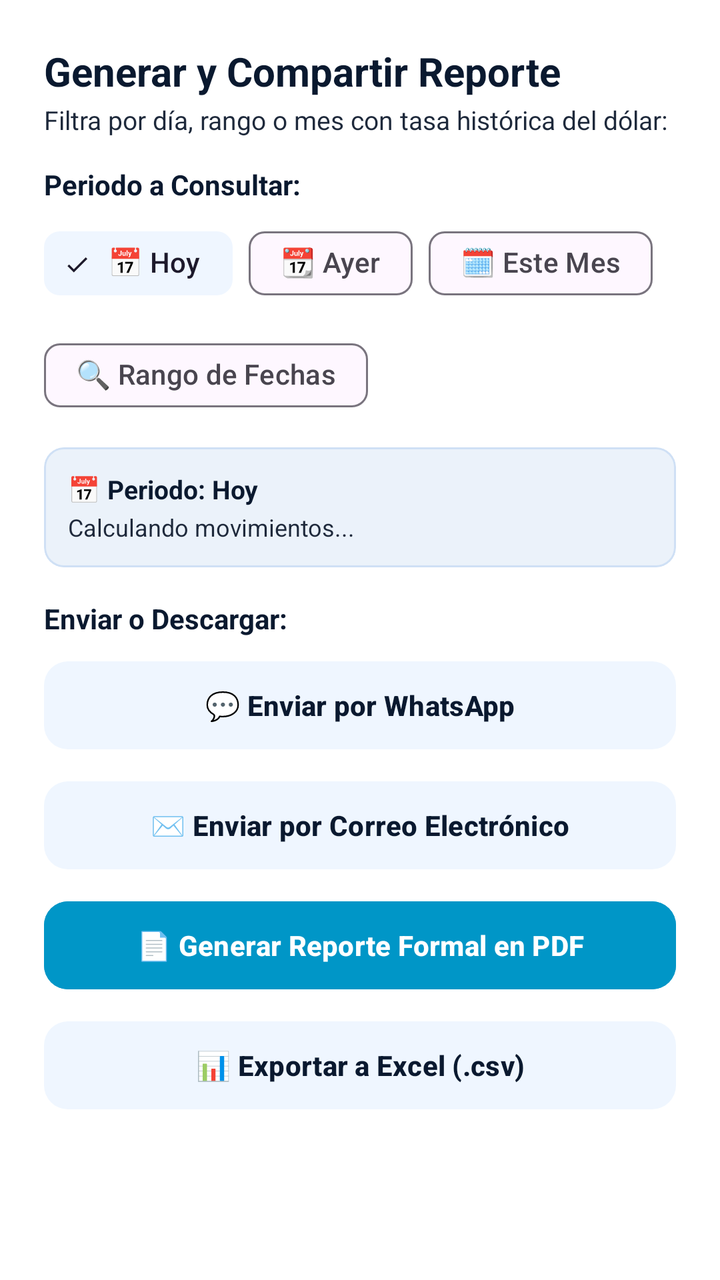
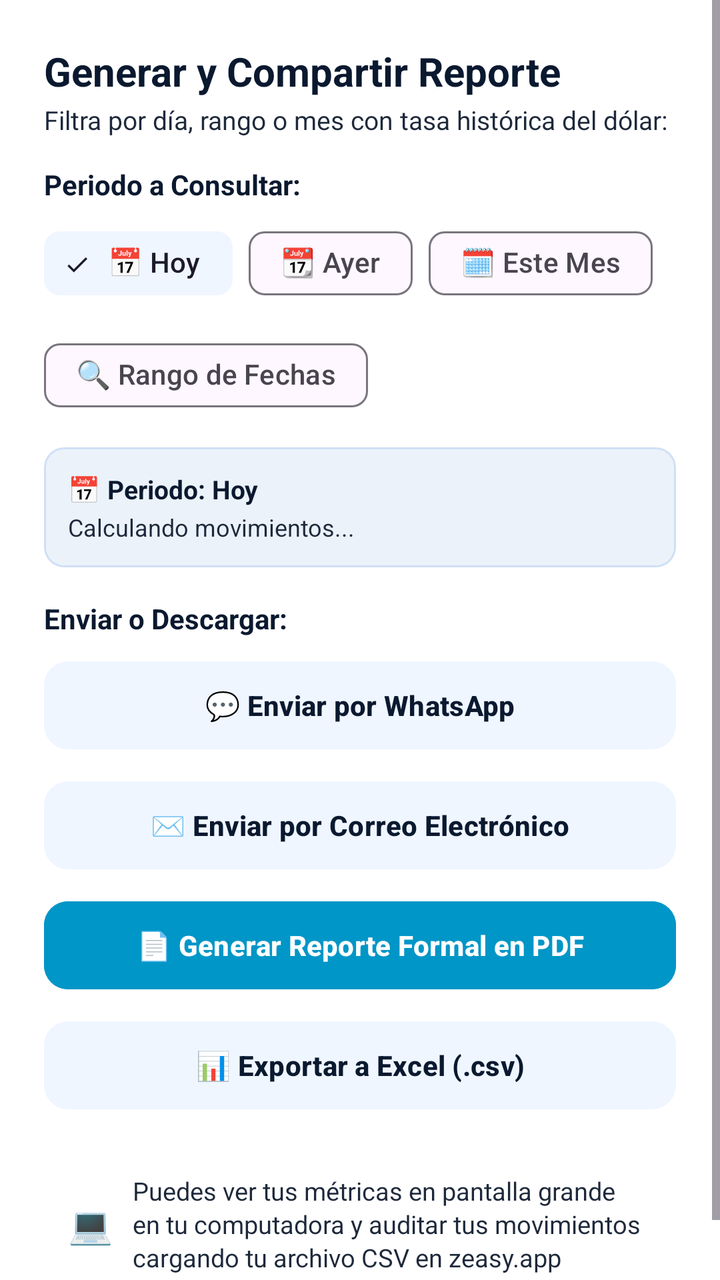

Screens rendered from an Android XML layout before and after an edit, with the pre-edit source and the edit as a unified diff.
<!-- AndroidManifest.xml: application theme Theme.Zeasy -->
<!-- res/layout/dialog_share_report.xml -->
<?xml version="1.0" encoding="utf-8"?>
<ScrollView xmlns:android="http://schemas.android.com/apk/res/android"
    xmlns:app="http://schemas.android.com/apk/res-auto"
    android:layout_width="match_parent"
    android:layout_height="wrap_content"
    android:background="@color/surface">

    <LinearLayout
        android:layout_width="match_parent"
        android:layout_height="wrap_content"
        android:orientation="vertical"
        android:padding="22dp">

        <TextView
            android:layout_width="wrap_content"
            android:layout_height="wrap_content"
            android:text="Generar y Compartir Reporte"
            android:textStyle="bold"
            android:textColor="@color/text_primary"
            android:textSize="20sp" />

        <TextView
            android:layout_width="wrap_content"
            android:layout_height="wrap_content"
            android:layout_marginTop="2dp"
            android:text="Filtra por día, rango o mes con tasa histórica del dólar:"
            android:textColor="@color/text_secondary"
            android:textSize="13sp" />

        
        <TextView
            android:layout_width="wrap_content"
            android:layout_height="wrap_content"
            android:layout_marginTop="14dp"
            android:text="Periodo a Consultar:"
            android:textStyle="bold"
            android:textColor="@color/text_primary"
            android:textSize="14sp" />

        <com.google.android.material.chip.ChipGroup
            android:id="@+id/chipGroupReportPeriod"
            android:layout_width="match_parent"
            android:layout_height="wrap_content"
            android:layout_marginTop="6dp"
            app:singleSelection="true"
            app:selectionRequired="true">

            <com.google.android.material.chip.Chip
                android:id="@+id/chipReportToday"
                style="@style/Widget.Material3.Chip.Filter"
                android:layout_width="wrap_content"
                android:layout_height="wrap_content"
                android:text="📅 Hoy"
                android:checked="true" />

            <com.google.android.material.chip.Chip
                android:id="@+id/chipReportYesterday"
                style="@style/Widget.Material3.Chip.Filter"
                android:layout_width="wrap_content"
                android:layout_height="wrap_content"
                android:text="📆 Ayer" />

            <com.google.android.material.chip.Chip
                android:id="@+id/chipReportThisMonth"
                style="@style/Widget.Material3.Chip.Filter"
                android:layout_width="wrap_content"
                android:layout_height="wrap_content"
                android:text="🗓️ Este Mes" />

            <com.google.android.material.chip.Chip
                android:id="@+id/chipReportCustomRange"
                style="@style/Widget.Material3.Chip.Filter"
                android:layout_width="wrap_content"
                android:layout_height="wrap_content"
                android:text="🔍 Rango de Fechas" />
        </com.google.android.material.chip.ChipGroup>

        
        <LinearLayout
            android:id="@+id/layoutReportCustomRange"
            android:layout_width="match_parent"
            android:layout_height="wrap_content"
            android:orientation="horizontal"
            android:layout_marginTop="8dp"
            android:visibility="gone">

            <com.google.android.material.button.MaterialButton
                android:id="@+id/btnReportDateFrom"
                style="@style/Widget.Material3.Button.OutlinedButton"
                android:layout_width="0dp"
                android:layout_height="48dp"
                android:layout_weight="1"
                android:layout_marginEnd="4dp"
                android:text="Desde: Hoy"
                android:textSize="12sp"
                app:cornerRadius="8dp" />

            <com.google.android.material.button.MaterialButton
                android:id="@+id/btnReportDateTo"
                style="@style/Widget.Material3.Button.OutlinedButton"
                android:layout_width="0dp"
                android:layout_height="48dp"
                android:layout_weight="1"
                android:layout_marginStart="4dp"
                android:text="Hasta: Hoy"
                android:textSize="12sp"
                app:cornerRadius="8dp" />
        </LinearLayout>

        
        <com.google.android.material.card.MaterialCardView
            android:layout_width="match_parent"
            android:layout_height="wrap_content"
            android:layout_marginTop="12dp"
            app:cardCornerRadius="10dp"
            app:cardElevation="0dp"
            app:strokeColor="@color/border"
            app:strokeWidth="1dp"
            app:cardBackgroundColor="@color/surface_variant">

            <LinearLayout
                android:layout_width="match_parent"
                android:layout_height="wrap_content"
                android:orientation="vertical"
                android:padding="12dp">

                <TextView
                    android:id="@+id/tvReportPeriodLabel"
                    android:layout_width="wrap_content"
                    android:layout_height="wrap_content"
                    android:text="📅 Periodo: Hoy"
                    android:textStyle="bold"
                    android:textColor="@color/text_primary"
                    android:textSize="13sp" />

                <TextView
                    android:id="@+id/tvReportSummaryBadge"
                    android:layout_width="wrap_content"
                    android:layout_height="wrap_content"
                    android:layout_marginTop="2dp"
                    android:text="Calculando movimientos..."
                    android:textColor="@color/text_secondary"
                    android:textSize="12sp" />
            </LinearLayout>
        </com.google.android.material.card.MaterialCardView>

        
        <TextView
            android:layout_width="wrap_content"
            android:layout_height="wrap_content"
            android:layout_marginTop="16dp"
            android:text="Enviar o Descargar:"
            android:textStyle="bold"
            android:textColor="@color/text_primary"
            android:textSize="14sp" />

        
        <com.google.android.material.button.MaterialButton
            android:id="@+id/btnShareOptionWhatsApp"
            style="@style/Widget.Material3.Button.TonalButton"
            android:layout_width="match_parent"
            android:layout_height="52dp"
            android:layout_marginTop="8dp"
            android:text="💬 Enviar por WhatsApp"
            android:textSize="14sp"
            android:textStyle="bold"
            android:textColor="@color/text_primary"
            app:cornerRadius="12dp" />

        
        <com.google.android.material.button.MaterialButton
            android:id="@+id/btnShareOptionEmail"
            style="@style/Widget.Material3.Button.TonalButton"
            android:layout_width="match_parent"
            android:layout_height="52dp"
            android:layout_marginTop="8dp"
            android:text="✉️ Enviar por Correo Electrónico"
            android:textSize="14sp"
            android:textStyle="bold"
            android:textColor="@color/text_primary"
            app:cornerRadius="12dp" />

        
        <com.google.android.material.button.MaterialButton
            android:id="@+id/btnShareOptionsProLocked"
            style="@style/Widget.Material3.Button.OutlinedButton"
            android:layout_width="match_parent"
            android:layout_height="52dp"
            android:layout_marginTop="8dp"
            android:text="➕ Opciones de Reporte 🔒 (PDF y Excel)"
            android:textSize="13sp"
            android:textStyle="bold"
            android:textColor="@color/accent_cyan"
            app:strokeColor="@color/accent_cyan"
            app:cornerRadius="12dp"
            android:visibility="gone" />

        
        <com.google.android.material.button.MaterialButton
            android:id="@+id/btnShareOptionPdf"
            android:layout_width="match_parent"
            android:layout_height="52dp"
            android:layout_marginTop="8dp"
            android:text="📄 Generar Reporte Formal en PDF"
            android:textSize="14sp"
            android:textStyle="bold"
            app:cornerRadius="12dp"
            android:backgroundTint="@color/accent_cyan"
            android:textColor="@color/white" />

        
        <com.google.android.material.button.MaterialButton
            android:id="@+id/btnShareOptionCsv"
            style="@style/Widget.Material3.Button.TonalButton"
            android:layout_width="match_parent"
            android:layout_height="52dp"
            android:layout_marginTop="8dp"
            android:text="📊 Exportar a Excel (.csv)"
            android:textSize="14sp"
            android:textStyle="bold"
            android:textColor="@color/text_primary"
            app:cornerRadius="12dp" />

    </LinearLayout>
</ScrollView>
<!-- resources referenced by this layout -->
<resources>
  <color name="accent_cyan">#0096C7</color>
  <color name="border">#CFE0F5</color>
  <color name="surface">#FFFFFF</color>
  <color name="surface_variant">#EBF2FA</color>
  <color name="text_primary">#0A192F</color>
  <color name="text_secondary">#1E293B</color>
  <color name="white">#FFFFFF</color>
  <style name="Theme.Zeasy" parent="Theme.Material3.DayNight.NoActionBar">
          
          <item name="colorPrimary">@color/accent_green</item>
          <item name="colorPrimaryContainer">@color/accent_green_bg</item>
          <item name="colorOnPrimary">@color/white</item>
          <item name="colorSecondary">@color/accent_blue</item>
          <item name="colorSecondaryContainer">@color/accent_blue_bg</item>
  
          
          <item name="android:colorBackground">@color/background</item>
  
          
          <item name="android:textColor">@color/text_primary</item>
  
          
          <item name="bottomNavigationStyle">@style/Widget.Zeasy.BottomNavigationView</item>
      </style>
  <color name="accent_green">#00875A</color>
  <color name="accent_green_bg">#E3FCEF</color>
  <color name="accent_blue">#0052FF</color>
  <color name="accent_blue_bg">#EFF6FF</color>
  <color name="background">#F4F8FC</color>
  <style name="Widget.Zeasy.BottomNavigationView" parent="Widget.Material3.BottomNavigationView">
          <item name="itemRippleColor">@color/accent_green_bg</item>
          <item name="android:background">@color/surface</item>
          <item name="itemIconTint">@color/nav_selector</item>
          <item name="itemTextColor">@color/nav_selector</item>
      </style>
</resources>

<!-- the commit's change to res/layout/dialog_share_report.xml (unified diff, before → after) -->
@@ -187,8 +187,8 @@
             android:layout_width="match_parent"
             android:layout_height="52dp"
             android:layout_marginTop="8dp"
-            android:text="➕ Opciones de Reporte 🔒 (PDF y Excel)"
-            android:textSize="13sp"
+            android:text="📄 Exportar reporte (PDF / CSV)"
+            android:textSize="13.5sp"
             android:textStyle="bold"
             android:textColor="@color/accent_cyan"
             app:strokeColor="@color/accent_cyan"
@@ -221,5 +221,33 @@
             android:textColor="@color/text_primary"
             app:cornerRadius="12dp" />
 
+        
+        <LinearLayout
+            android:layout_width="match_parent"
+            android:layout_height="wrap_content"
+            android:orientation="horizontal"
+            android:background="@drawable/bg_badge_rounded"
+            android:backgroundTint="@color/card_background"
+            android:padding="12dp"
+            android:layout_marginTop="16dp"
+            android:gravity="center_vertical">
+
+            <TextView
+                android:layout_width="wrap_content"
+                android:layout_height="wrap_content"
+                android:text="💻"
+                android:textSize="18sp"
+                android:layout_marginEnd="10dp" />
+
+            <TextView
+                android:layout_width="0dp"
+                android:layout_height="wrap_content"
+                android:layout_weight="1"
+                android:text="Puedes ver tus métricas en pantalla grande en tu computadora y auditar tus movimientos cargando tu archivo CSV en zeasy.app"
+                android:textColor="@color/text_secondary"
+                android:textSize="12.5sp"
+                android:lineSpacingExtra="2dp" />
+        </LinearLayout>
+
     </LinearLayout>
 </ScrollView>
<!-- resource entries referenced after the edit -->
@@ -2,11 +2,19 @@
 <resources>
   <color name="accent_cyan">#0096C7</color>
   <color name="border">#CFE0F5</color>
+  <color name="card_background">#FFFFFF</color>
   <color name="surface">#FFFFFF</color>
   <color name="surface_variant">#EBF2FA</color>
   <color name="text_primary">#0A192F</color>
   <color name="text_secondary">#1E293B</color>
   <color name="white">#FFFFFF</color>
+  <!-- drawable bg_badge_rounded (drawable) -->
+  <?xml version="1.0" encoding="utf-8"?>
+  <shape xmlns:android="http://schemas.android.com/apk/res/android"
+      android:shape="rectangle">
+      <corners android:radius="12dp" />
+      <solid android:color="@color/accent_blue" />
+  </shape>
   <style name="Theme.Zeasy" parent="Theme.Material3.DayNight.NoActionBar">
           
           <item name="colorPrimary">@color/accent_green</item>
